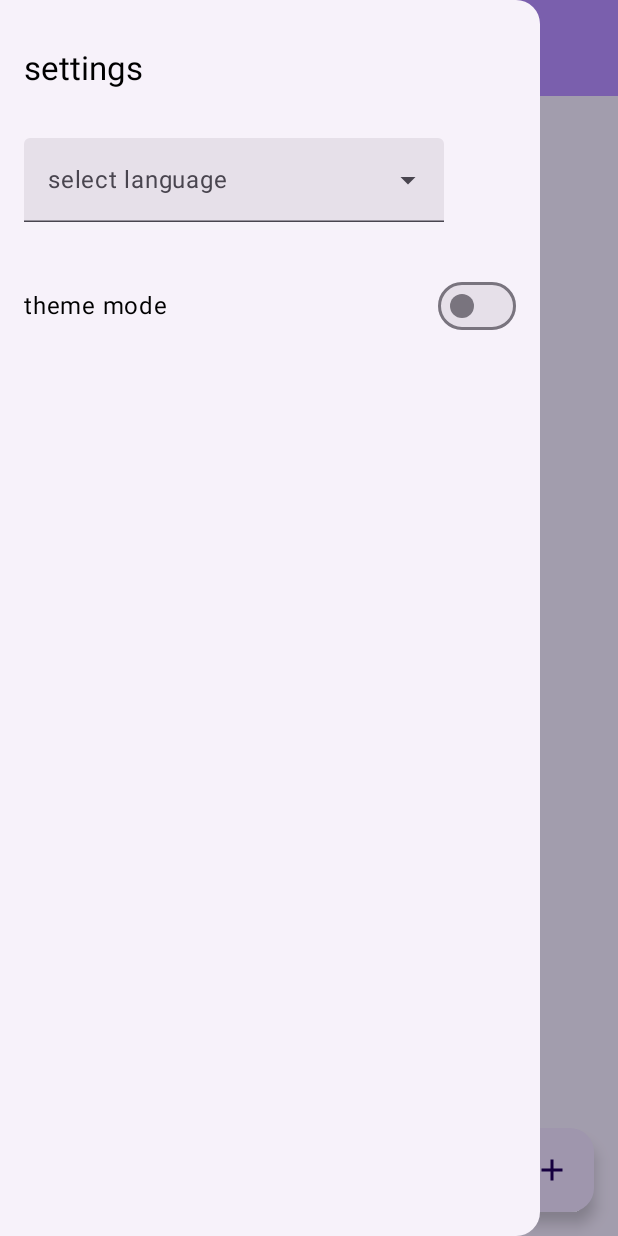
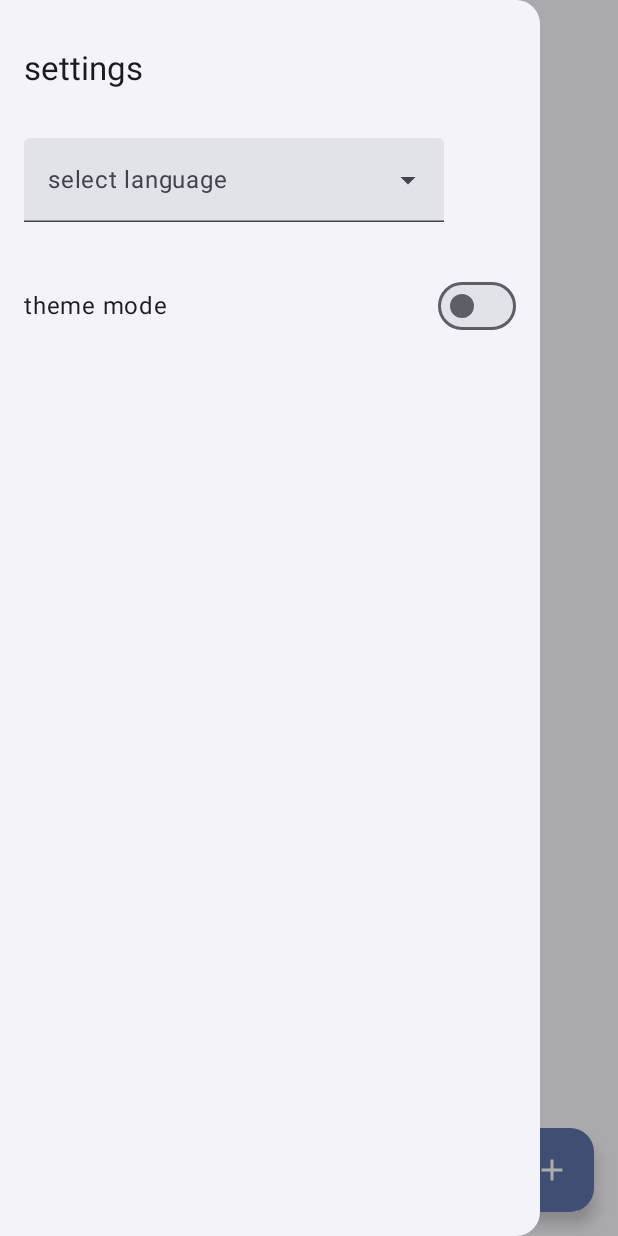
Before and after one commit to miladKz/TodoApp, an Android app built with Jetpack Compose: the screen it shows after launch (MainActivity), after a tap on "menu", on a phone screen of 412 x 824 dp. Run offline under Robolectric (Android 15) with nearby library versions, the phone set to English and light mode, and no system bars; our stand-ins replace Dagger/Hilt's generated code, Room's generated code.

Commit message:
refactor: change padding in InputTextField

```diff
--- a/app/src/main/java/kazemi/milad/android/todoapp/ui/add_edit_todo/InputTextField.kt
+++ b/app/src/main/java/kazemi/milad/android/todoapp/ui/add_edit_todo/InputTextField.kt
@@ -43,7 +43,7 @@ fun InputTextField(
 private fun defaultModifier(height: Dp): Modifier = Modifier
     .fillMaxWidth()
     .height(height)
-    .padding(14.dp)
+    .padding(vertical = 6.dp, horizontal = 16.dp)
     .background(
         color = Color.White,
         shape = RoundedCornerShape(8.dp)
--- a/app/src/main/java/kazemi/milad/android/todoapp/ui/theme/Theme.kt
+++ b/app/src/main/java/kazemi/milad/android/todoapp/ui/theme/Theme.kt
@@ -13,16 +13,17 @@ import androidx.compose.ui.graphics.Color
 import androidx.compose.ui.platform.LocalContext
 
 private val DarkColorScheme = darkColorScheme(
-    primary = Purple80,
-    secondary = PurpleGrey80,
-    tertiary = Pink80,
-    background = Color(0xFF4F053C),
-    surface = Color(0xFFE00000),
+    primary = Purple40,
+    secondary = PurpleGrey40,
+    tertiary = Pink40 ,
+    background = Color(0xC8ECE2FF),
+    surface = Color(0xFFB48CFF),
     onPrimary = Color(0xFF5120E1),
     onSecondary = Color(0xFF070017),
     onTertiary = Color(0xFF4F14FF),
-    onBackground = Color(0xFF39D701),
-    onSurface = Color(0xFF00D0F5),
+    onBackground = Color(0xFF000000),
+    surfaceVariant = Color(0xC8EBFFE2),
+    onSurface = Color(0xFF000000),
 
 )
 
@@ -45,7 +46,7 @@ private val LightColorScheme = lightColorScheme(
 fun TodoAppTheme(
     darkTheme: Boolean = isSystemInDarkTheme(),
     // Dynamic color is available on Android 12+
-    dynamicColor: Boolean = false,
+    dynamicColor: Boolean = true,
     content: @Composable () -> Unit
 ) {
     val colorScheme = when {
```
